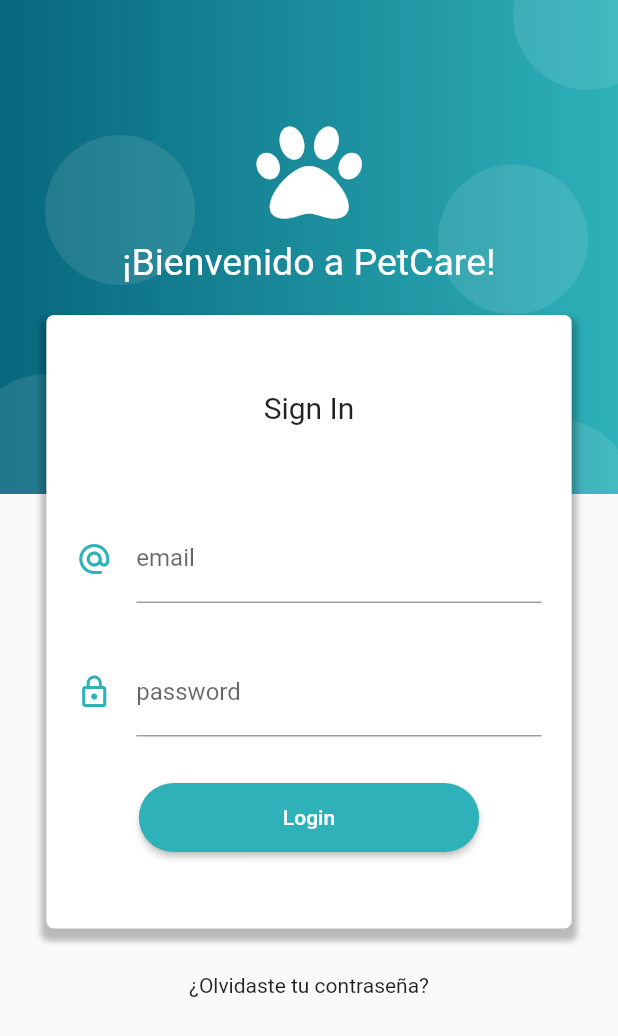
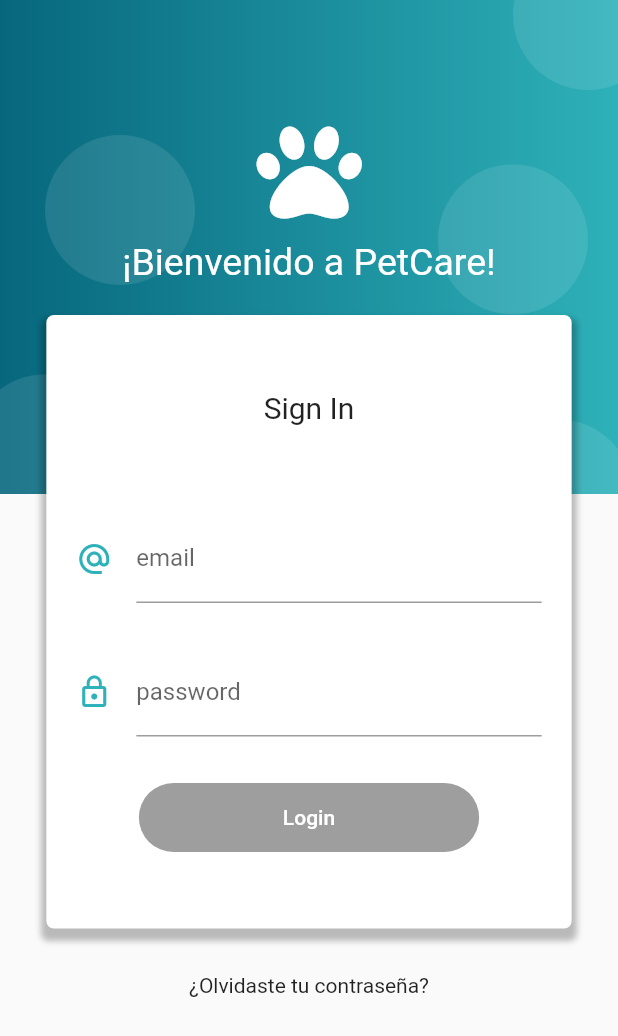
Before and after one commit to Codigcar/petcare-flutter, a Flutter app: the screen it shows after launch, on a phone screen of 412 x 824 dp. Shown: the top 1036 px of the screen. Run offline on Flutter 3.47's test engine with Material 2 defaults, Android fonts, the phone set to English and light mode, and no system bars; our stand-ins replace font_awesome_flutter, rxdart.

Commit message:
Combine Streams(email, password) to enable or disable button Login

```diff
--- a/lib/src/bloc/login_bloc.dart
+++ b/lib/src/bloc/login_bloc.dart
@@ -2,15 +2,17 @@
 import 'dart:async';
 
 import 'package:petcare/src/bloc/validators.dart';
+import 'package:rxdart/rxdart.dart';
 
 class LoginBloc with Validators {
-  final _emailController = StreamController<String>.broadcast();
-  final _passwordController = StreamController<String>.broadcast();
+  final _emailController    = BehaviorSubject<String>(); /* StreamController<String>.broadcast(); */
+  final _passwordController = BehaviorSubject<String>();/* StreamController<String>.broadcast(); */
 
   // recuperar los datos del stream
   Stream<String> get emailStream => _emailController.stream.transform(validatorEmail);
   Stream<String> get passwordStream => _passwordController.stream.transform(validatorPassword);
 
+  Stream<bool> get formValidStream => Observable.combineLatest2(emailStream, passwordStream, (e, p) => true);
 
   // inserta valor al string
   Function(String) get changeEmail => _emailController.sink.add;
--- a/lib/src/pages/login_page.dart
+++ b/lib/src/pages/login_page.dart
@@ -128,7 +128,7 @@ class LoginPage extends StatelessWidget {
                 SizedBox(height: 30.0),
                 _createPassword(bloc),
                 SizedBox(height: 30.0),
-                _createButton(),
+                _createButton(bloc),
               ],
             ),
           ),
@@ -182,7 +182,11 @@ class LoginPage extends StatelessWidget {
     );
   }
 
-  Widget _createButton() {
+  Widget _createButton( LoginBloc bloc) {
+    return StreamBuilder(
+      stream: bloc.formValidStream ,
+      builder: (BuildContext context, AsyncSnapshot snapshot){
+
         return RaisedButton(
           child: Container(
             child: Text('Login'),
@@ -192,7 +196,10 @@ class LoginPage extends StatelessWidget {
           /* elevation: 0.0, */
           color: Color.fromRGBO(46, 177, 185, 1.0),
           textColor: Colors.white,
-      onPressed: () {},
+          onPressed: snapshot.hasData? (){} : null
+        );
+
+      },
     );
   }
 }
--- a/pubspec.yaml
+++ b/pubspec.yaml
@@ -29,6 +29,7 @@ dependencies:
   # The following adds the Cupertino Icons font to your application.
   # Use with the CupertinoIcons class for iOS style icons.
   cupertino_icons: ^0.1.3
+  rxdart: ^0.22.0
 
 dev_dependencies:
   flutter_test:
```
Also changed, not shown: pubspec.lock. Lines whose indentation alone changed are shown as unchanged.
